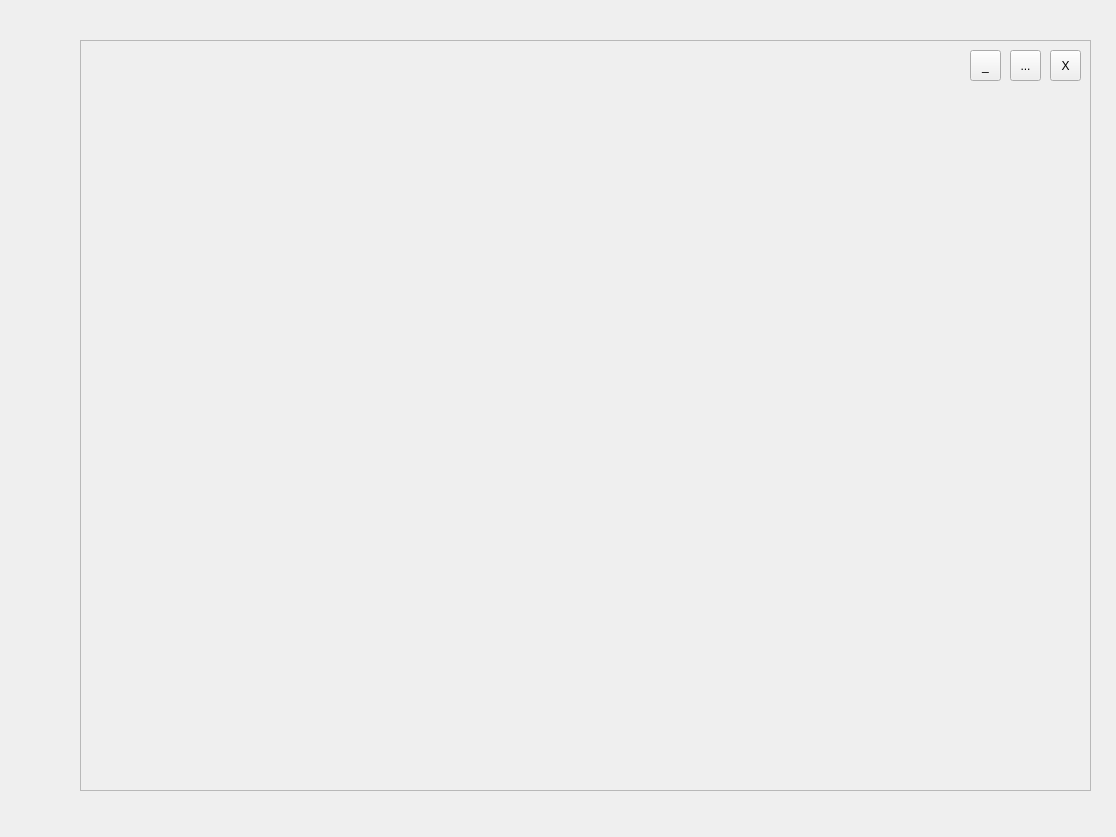
Old version of the form API_GUI.ui in the repository Geekbuzz/qtdesigner.
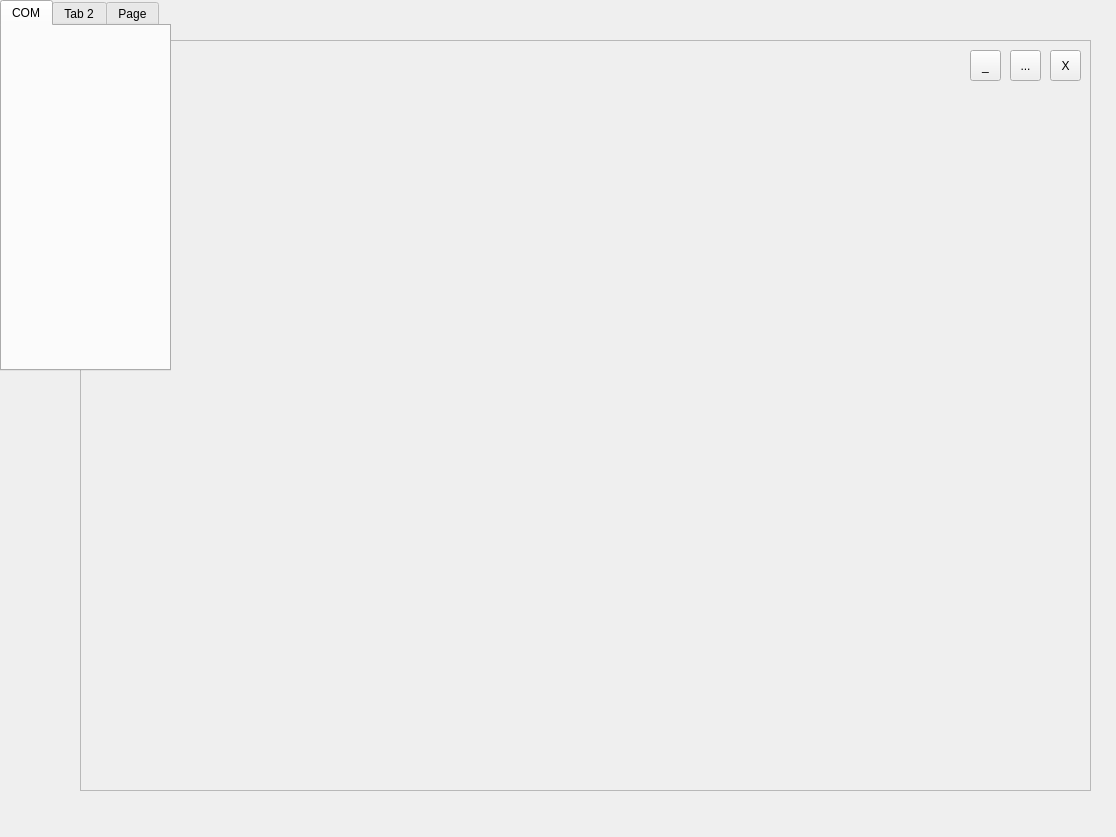
New version of the form. Icons and pictures are not drawn.

```diff
--- a/API_GUI.ui
+++ b/API_GUI.ui
@@ -72,6 +72,40 @@
     </property>
    </widget>
   </widget>
+  <widget class="QTabWidget" name="tabWidget">
+   <property name="geometry">
+    <rect>
+     <x>0</x>
+     <y>0</y>
+     <width>171</width>
+     <height>371</height>
+    </rect>
+   </property>
+   <property name="minimumSize">
+    <size>
+     <width>171</width>
+     <height>371</height>
+    </size>
+   </property>
+   <property name="currentIndex">
+    <number>0</number>
+   </property>
+   <widget class="QWidget" name="tab">
+    <attribute name="title">
+     <string>COM</string>
+    </attribute>
+   </widget>
+   <widget class="QWidget" name="tab_2">
+    <attribute name="title">
+     <string>Tab 2</string>
+    </attribute>
+   </widget>
+   <widget class="QWidget" name="tab_3">
+    <attribute name="title">
+     <string>Page</string>
+    </attribute>
+   </widget>
+  </widget>
  </widget>
  <resources/>
  <connections/>
```
